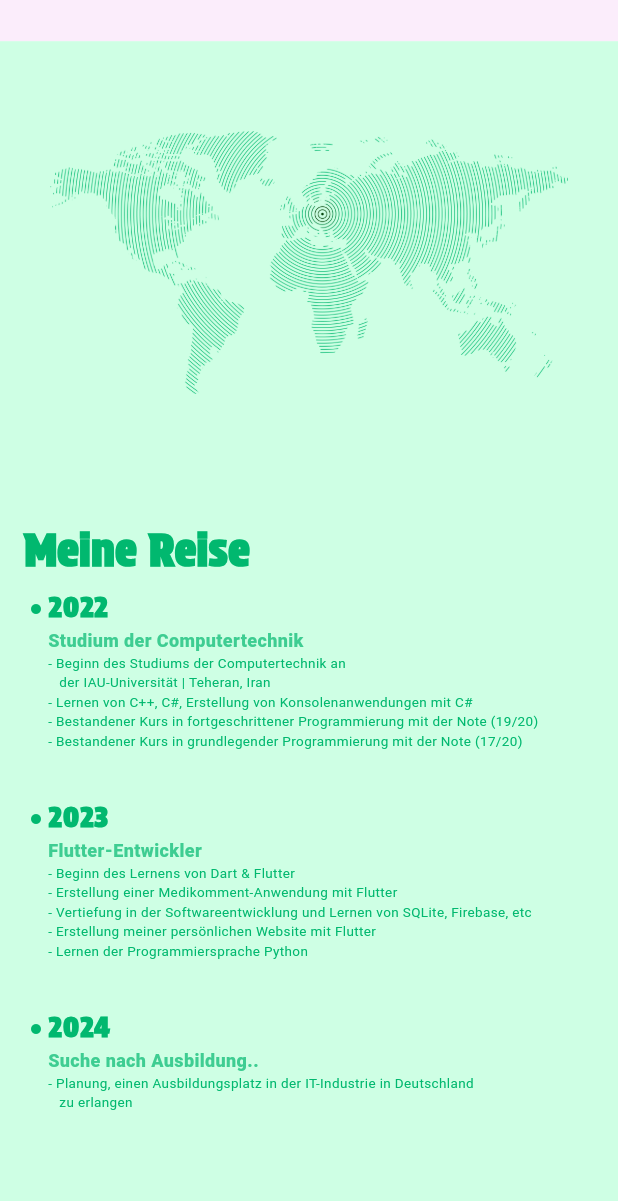
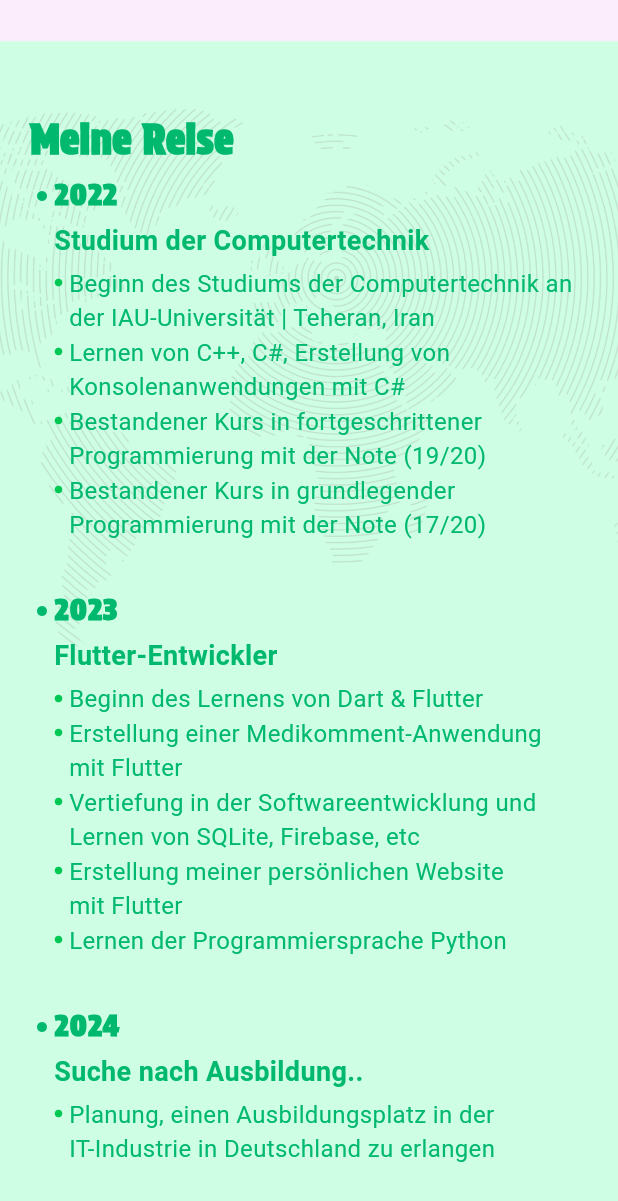
Before and after one commit to narges-yaghooti/my-portfolio-flutter, a Flutter app: the screen it shows after launch, scrolled down 576 dp, on a phone screen of 412 x 824 dp. Shown: the top 1201 px of the screen. Run offline on Flutter 3.47's test engine with Material 3 defaults, Android fonts, the phone set to English and light mode, and no system bars; our stand-ins replace flutter_svg; missing offline and left inert: gif.

Commit message:
imporove ui bugs

```diff
--- a/lib/core/size_helper.dart
+++ b/lib/core/size_helper.dart
@@ -2,6 +2,8 @@ import 'package:flutter/material.dart';
 // import 'package:sizer/sizer.dart';
 
 class SizeHelper {
-  static bool isMobile(BuildContext context) =>
-      MediaQuery.of(context).size.width <= 576;
+  static bool isMobile(BuildContext context) {
+    bool isMobile = MediaQuery.of(context).size.width <= 576;
+    return isMobile;
+  }
 }
--- a/lib/main.dart
+++ b/lib/main.dart
@@ -19,9 +19,16 @@ class MyApp extends StatelessWidget {
       theme: ThemeData(
         pageTransitionsTheme: const PageTransitionsTheme(builders: {
           TargetPlatform.android: CupertinoPageTransitionsBuilder(),
-        }),
+          },
+        ),
       ),
-      home: SplashPage(),
+      home: MediaQuery.withClampedTextScaling(
+        /* Sets the minimum and maximum text scaling property to still look adequate */
+        minScaleFactor: 1,
+        maxScaleFactor: 1,
+        child: const SplashPage(),
+      ),
+      // home: SplashPage(),
     );
   }
 }
--- a/lib/pages/splash_page.dart
+++ b/lib/pages/splash_page.dart
@@ -60,7 +60,7 @@ class _SplashPageState extends State<SplashPage> {
   }
 
   void _goToHomePage() async {
-    await Future.delayed(const Duration(seconds: 3));
+    await Future.delayed(const Duration(seconds: 0));
     Navigator.pushReplacement(
       context,
       PageRouteBuilder(
--- a/lib/widgets/about_slide.dart
+++ b/lib/widgets/about_slide.dart
@@ -1,3 +1,5 @@
+import 'dart:math';
+
 import 'package:flutter/material.dart';
 import 'package:narges_portfolio/core/app_colors.dart';
 import 'package:narges_portfolio/core/size_helper.dart';
@@ -16,12 +18,9 @@ class AboutSlide extends StatelessWidget {
         ),
         Padding(
           padding: EdgeInsets.symmetric(
-              horizontal: SizeHelper.isMobile(context) ? 16 : 30),
+              horizontal: SizeHelper.isMobile(context) ? 20 : 30),
           child: SizeHelper.isMobile(context)
-              ? Column(
-                  // alignment: WrapAlignment.center,
-                  // runAlignment: WrapAlignment.center,
-                  // crossAxisAlignment: WrapCrossAlignment.center,
+              ? Stack(
                   children: _aboutChildren(context),
                 )
               : Row(children: _aboutChildren(context)),
@@ -34,7 +33,7 @@ class AboutSlide extends StatelessWidget {
     BuildContext context, {
     required String title,
     required int year,
-    required List<String> items,
+    required List<String> items, //tozihat
   }) {
     return Padding(
       padding: const EdgeInsets.only(bottom: 32),
@@ -62,28 +61,44 @@ class AboutSlide extends StatelessWidget {
                   color: AppColors.green700,
                   fontWeight: FontWeight.w900,
                   fontFamily: 'ProtestStrike',
-                  fontSize: SizeHelper.isMobile(context) ? 18 : 23,
+                  fontSize: SizeHelper.isMobile(context) ? 19 : 26,
                 ),
               ),
+              const SizedBox(height: 4),
               Text(
                 title,
                 style: TextStyle(
-                  color: AppColors.green700.withOpacity(.7),
-                  fontWeight: FontWeight.w900,
+                  color: AppColors.green700,
+                  fontWeight: FontWeight.bold,
                   // fontFamily: 'ProtestStrike',
-                  fontSize: SizeHelper.isMobile(context) ? 12 : 19,
+                  fontSize: SizeHelper.isMobile(context) ? 18 : 19,
                 ),
               ),
+              const SizedBox(height: 4),
               // const SizedBox(height: 12),
               for (String item in items)
+                Row(
+                  crossAxisAlignment: CrossAxisAlignment.start,
+                  children: [
+                    Padding(
+                      padding: const EdgeInsets.only(top: 8),
+                      child: Icon(
+                        Icons.circle,
+                        size: 6,
+                        color: Colors.greenAccent.shade700,
+                      ),
+                    ),
+                    const SizedBox(width: 4),
                     Text(
-                  '- $item',
+                      item,
                       style: TextStyle(
                         color: AppColors.green700,
-                    fontSize: SizeHelper.isMobile(context) ? 9 : 12,
+                        fontSize: SizeHelper.isMobile(context) ? 16 : 14,
                       ),
                       maxLines: 3,
-                )
+                    ),
+                  ],
+                ),
             ],
           ),
         ],
@@ -91,19 +106,27 @@ class AboutSlide extends StatelessWidget {
     );
   }
 
-  List<Widget> _aboutChildren(BuildContext context) => [
+  List<Widget> _aboutChildren(BuildContext context) {
+    return [
       Expanded(
         flex: SizeHelper.isMobile(context) ? 2 : 5,
         child: Padding(
-            padding:
-                EdgeInsets.only(top: SizeHelper.isMobile(context) ? 60 : 0),
+          padding: EdgeInsets.only(top: SizeHelper.isMobile(context) ? 130 : 0),
           // child: SvgPicture.asset('assets/www1.svg'),
-            child: Image.asset('assets/world1.png'),
+          child: Transform.scale(
+            scale: SizeHelper.isMobile(context) ? 1.9 : 1.55,
+            child: Image.asset(
+              'assets/world1.png',
+              color: SizeHelper.isMobile(context)
+                  ? const Color.fromARGB(79, 158, 158, 158)
+                  : Colors.greenAccent.shade700,
+            ),
+          ),
         ),
       ),
       const SizedBox(width: 50),
       Expanded(
-          flex: 5,
+        flex: 6,
         child: Column(
           crossAxisAlignment: CrossAxisAlignment.start,
           mainAxisAlignment: MainAxisAlignment.center,
@@ -115,7 +138,7 @@ class AboutSlide extends StatelessWidget {
                 color: AppColors.green700,
                 fontWeight: FontWeight.bold,
                 fontFamily: 'ProtestStrike',
-                  fontSize: SizeHelper.isMobile(context) ? 30 : 54,
+                fontSize: SizeHelper.isMobile(context) ? 27 : 50,
               ),
             ),
             SizedBox(height: SizeHelper.isMobile(context) ? 4 : 32),
@@ -123,31 +146,48 @@ class AboutSlide extends StatelessWidget {
               context,
               title: 'Studium der Computertechnik',
               year: 2022,
-                items: [
-                  'Beginn des Studiums der Computertechnik an\n   der IAU-Universität | Teheran, Iran',
+              items: SizeHelper.isMobile(context)
+                  ? [
+                      'Beginn des Studiums der Computertechnik an\nder IAU-Universität | Teheran, Iran',
+                      'Lernen von C++, C#, Erstellung von\nKonsolenanwendungen mit C#',
+                      'Bestandener Kurs in fortgeschrittener\nProgrammierung mit der Note (19/20)',
+                      'Bestandener Kurs in grundlegender\nProgrammierung mit der Note (17/20)',
+                    ]
+                  : [
+                      'Beginn des Studiums der Computertechnik an der IAU-Universität | Teheran, Iran',
                       'Lernen von C++, C#, Erstellung von Konsolenanwendungen mit C#',
                       'Bestandener Kurs in fortgeschrittener Programmierung mit der Note (19/20)',
                       'Bestandener Kurs in grundlegender Programmierung mit der Note (17/20)',
                     ],
             ),
-              _journeyItem(
-                context,
+            _journeyItem(context,
                 title: 'Flutter-Entwickler',
                 year: 2023,
-                items: [
+                items: SizeHelper.isMobile(context)
+                    ? [
+                        'Beginn des Lernens von Dart & Flutter',
+                        'Erstellung einer Medikomment-Anwendung\nmit Flutter',
+                        'Vertiefung in der Softwareentwicklung und\nLernen von SQLite, Firebase, etc',
+                        'Erstellung meiner persönlichen Website\nmit Flutter',
+                        'Lernen der Programmiersprache Python',
+                      ]
+                    : [
                         'Beginn des Lernens von Dart & Flutter',
                         'Erstellung einer Medikomment-Anwendung mit Flutter',
                         'Vertiefung in der Softwareentwicklung und Lernen von SQLite, Firebase, etc',
                         'Erstellung meiner persönlichen Website mit Flutter',
                         'Lernen der Programmiersprache Python',
-                ],
-              ),
+                      ]),
             _journeyItem(
               context,
               title: 'Suche nach Ausbildung..',
               year: 2024,
-                items: [
-                  'Planung, einen Ausbildungsplatz in der IT-Industrie in Deutschland\n   zu erlangen',
+              items: SizeHelper.isMobile(context)
+                  ? [
+                      'Planung, einen Ausbildungsplatz in der\nIT-Industrie in Deutschland zu erlangen',
+                    ]
+                  : [
+                      'Planung, einen Ausbildungsplatz in der IT-Industrie in Deutschland zu erlangen',
                     ],
             ),
           ],
@@ -155,3 +195,4 @@ class AboutSlide extends StatelessWidget {
       ),
     ];
   }
+}
--- a/lib/widgets/contact_slide.dart
+++ b/lib/widgets/contact_slide.dart
@@ -56,15 +56,12 @@ class ContactSlide extends StatelessWidget {
                 children: [
                   CircleAvatar(
                     backgroundColor: AppColors.cyan600,
-                    radius: SizeHelper.isMobile(context) ? 32 : 50,
-                    child: ClipOval(child: Image.asset('assets/prof2.jpeg')),
-                    // child: ClipOval(
-                    //   child: Image.network(
-                    //     'https://media.licdn.com/dms/image/D4D03AQGUEUwbJ7qAng/profile-displayphoto-shrink_400_400/0/1709107755732?e=1714608000&v=beta&t=ZuN7VTLcnWfS9_2szAtvEEG_MYDhfykSk-6tnxbGsQA',
-                    //   ),
-                    // ),
+                    radius: SizeHelper.isMobile(context) ? 38 : 70,
+                    child: ClipOval(
+                      child: Image.asset('assets/prof2.jpeg'),
+                    ),
                   ),
-                  const SizedBox(width: 10),
+                  SizedBox(width: SizeHelper.isMobile(context) ? 10 : 18),
                   Column(
                     crossAxisAlignment: CrossAxisAlignment.start,
                     children: [
@@ -100,6 +97,7 @@ class ContactSlide extends StatelessWidget {
             ],
           ),
         ),
+
       ],
     );
   }
--- a/lib/widgets/skills_slide.dart
+++ b/lib/widgets/skills_slide.dart
@@ -13,7 +13,7 @@ class SkillsSlide extends StatelessWidget {
       color: AppColors.yellow,
       child: SizeHelper.isMobile(context)
           ? Padding(
-              padding: EdgeInsets.symmetric(horizontal: 20),
+              padding: EdgeInsets.symmetric(horizontal: 36),
               child: Column(
                 children: skillsChildern(context),
                 mainAxisAlignment: MainAxisAlignment.center,
@@ -35,7 +35,7 @@ class SkillsSlide extends StatelessWidget {
               'Meine Hauptfähigkeiten',
               style: TextStyle(
                 fontFamily: 'ProtestStrike',
-                fontSize: SizeHelper.isMobile(context) ? 26 : 54,
+                fontSize: SizeHelper.isMobile(context) ? 30 : 54,
                 // fontWeight: FontWeight.w900,
                 color: AppColors.yellow700,
                 height: 1.1,
@@ -53,7 +53,7 @@ class SkillsSlide extends StatelessWidget {
                   ? '* Zurzeit tauche ich tief in die Programmierung\n   ein und lerne neue Dinge.'
                   : '* Zurzeit tauche ich tief in die Programmierung ein und lerne neue Dinge.',
               style: TextStyle(
-                fontSize: SizeHelper.isMobile(context) ? 13 : 20,
+                fontSize: SizeHelper.isMobile(context) ? 15 : 22,
                 color: AppColors.yellow700,
                 // height: 1.1,
                 // letterSpacing: .7,
@@ -80,7 +80,7 @@ class SkillsSlide extends StatelessWidget {
           '-',
           style: TextStyle(
             fontFamily: 'ProtestStrike',
-            fontSize: SizeHelper.isMobile(context) ? 24 : 40,
+            fontSize: SizeHelper.isMobile(context) ? 26 : 40,
             // fontWeight: FontWeight.w900,
             color: AppColors.yellow700,
             height: 1.1,
@@ -93,7 +93,7 @@ class SkillsSlide extends StatelessWidget {
           title,
           style: TextStyle(
             fontFamily: 'ProtestStrike',
-            fontSize: SizeHelper.isMobile(context) ? 18 : 32,
+            fontSize: SizeHelper.isMobile(context) ? 22 : 32,
             color: AppColors.yellow700,
             height: 1.4,
           ),
```
Also changed, not shown: pubspec.lock, 1 other file. Lines whose indentation alone changed are shown as unchanged.
